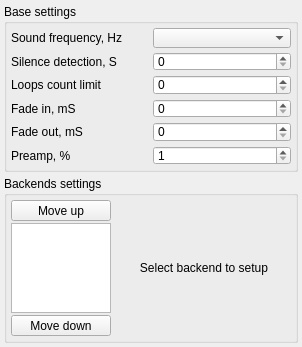
Old version of the form apps/zxtune-qt/ui/preferences/sound.ui in the repository vitamin-caig/zxtune.
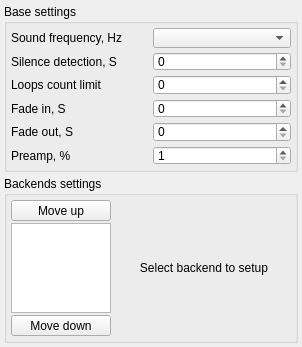
New version of the form.

What changed in the file:
```diff
--- a/apps/zxtune-qt/ui/preferences/sound.ui
+++ b/apps/zxtune-qt/ui/preferences/sound.ui
@@ -45,14 +45,14 @@
       <item row="3" column="0">
        <widget class="QLabel" name="fadeinLabel">
         <property name="text">
-         <string>Fade in, mS</string>
+         <string>Fade in, S</string>
         </property>
        </widget>
       </item>
       <item row="4" column="0">
        <widget class="QLabel" name="fadeoutLabel">
         <property name="text">
-         <string>Fade out, mS</string>
+         <string>Fade out, S</string>
         </property>
        </widget>
       </item>
```
Left out of the diff: 4 changed lines with no effect on the pictures.
